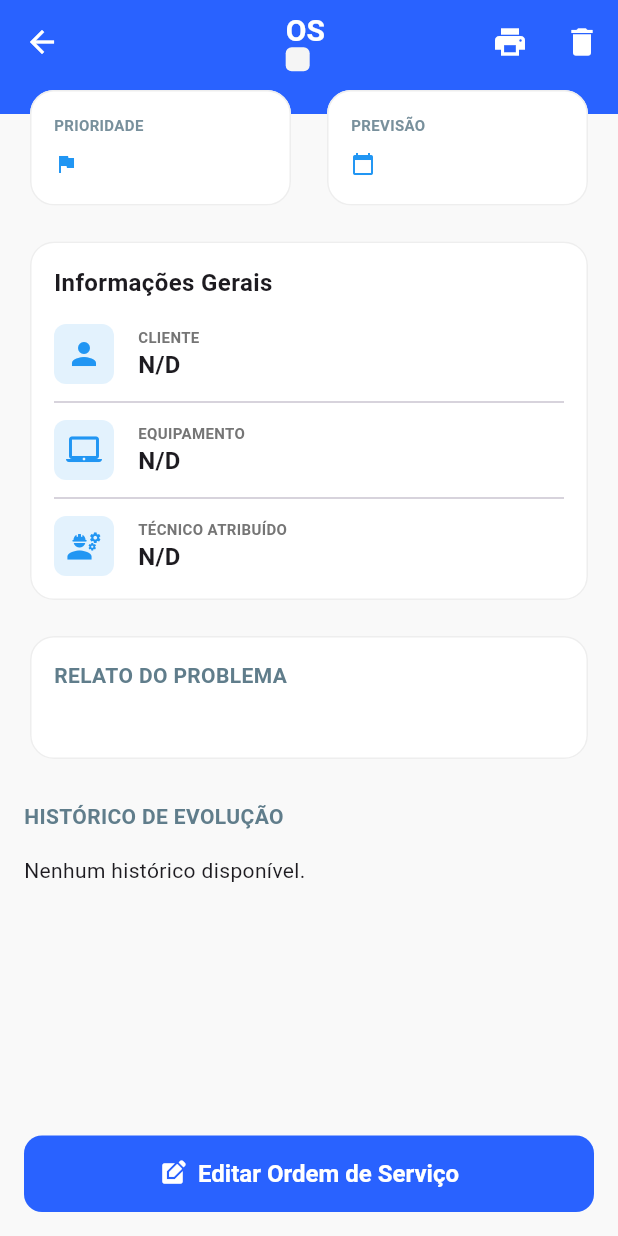
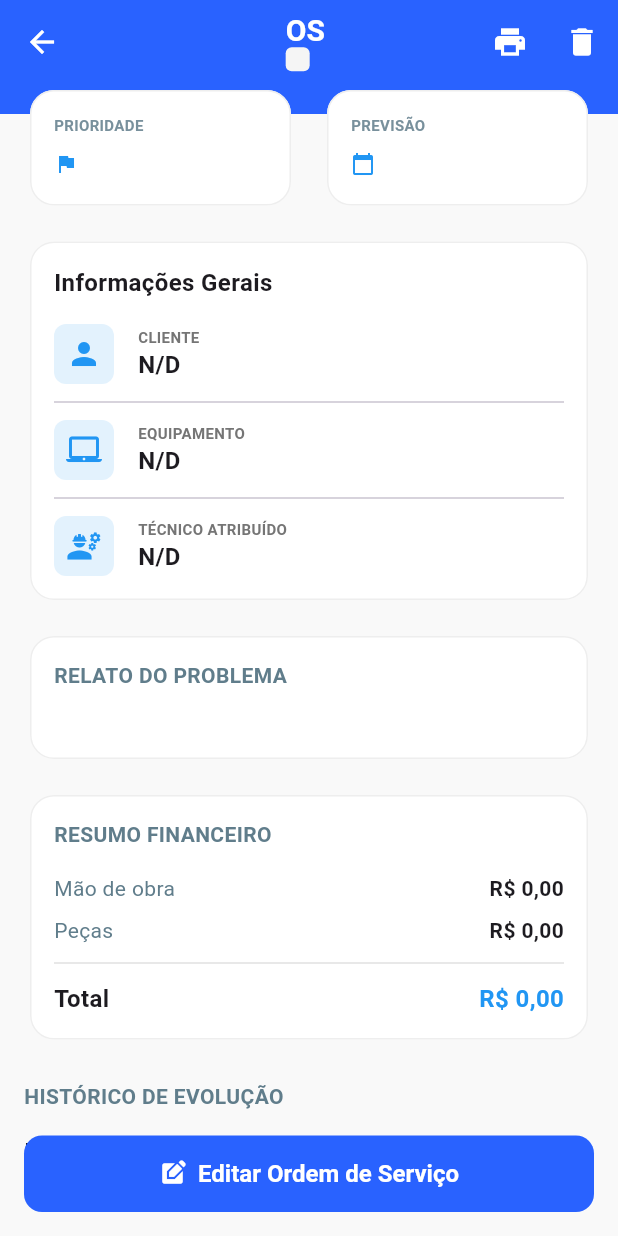
Before and after one commit to thiago-and/os-manager, a Flutter app: the ServiceOrderDetailScreen screen opened directly with empty values, on a phone screen of 412 x 824 dp. Run offline on Flutter 3.47's test engine with Material 3 defaults, Android fonts, the phone set to English and light mode, and no system bars; our stand-ins replace image_picker, mask_text_input_formatter, pdf, printing, sqflite_common_ffi; missing offline and left inert: window_manager; accounts and stored records are empty.

Commit message:
Adiciona card de resumo financeiro na tela de detalhes da OS

```diff
--- a/lib/main.dart
+++ b/lib/main.dart
@@ -18,7 +18,7 @@ void main() async {
     await windowManager.ensureInitialized();
 
     WindowOptions windowOptions = const WindowOptions(
-      size: Size(400, 800),
+      size: Size(405, 800),
       center: true,
       backgroundColor: Colors.transparent,
       skipTaskbar: false,
--- a/lib/screens/dashboard_screen.dart
+++ b/lib/screens/dashboard_screen.dart
@@ -70,7 +70,7 @@ class DashboardScreen extends StatelessWidget {
                             _buildMiniCard('TOTAL', metrics.total.toString(), Icons.list_alt, Colors.blue),
                             _buildMiniCard('ABERTAS', metrics.count('Aberta').toString(), Icons.folder, Colors.indigo),
                             _buildMiniCard('EM ATEND.', metrics.count('Em Atendimento').toString(), Icons.manage_accounts, Colors.blue),
-                            _buildMiniCard('PEÇAS', metrics.count('Aguardando Peça').toString(), Icons.settings, Colors.orange),
+                            _buildMiniCard('AGUARD. PEÇAS', metrics.count('Aguardando Peça').toString(), Icons.settings, Colors.orange),
                             _buildMiniCard('CONCLUÍDAS', metrics.count('Concluída').toString(), Icons.check_circle, Colors.green),
                             _buildMiniCard('URGENTES', metrics.urgent.toString(), Icons.local_fire_department, Colors.red),
                             _buildMiniCard('ATRASADAS', metrics.overdue.toString(), Icons.schedule, Colors.orange),
--- a/lib/screens/service_order_detail_screen.dart
+++ b/lib/screens/service_order_detail_screen.dart
@@ -256,6 +256,45 @@ class _ServiceOrderDetailScreenState extends State<ServiceOrderDetailScreen> {
                         ),
                       ),
                     ),
+                    const SizedBox(height: 16),
+                    Card(
+                      child: Padding(
+                        padding: const EdgeInsets.all(16),
+                        child: Column(
+                          crossAxisAlignment: CrossAxisAlignment.start,
+                          children: [
+                            const Text('RESUMO FINANCEIRO', style: TextStyle(fontWeight: FontWeight.bold, color: Colors.blueGrey)),
+                            const SizedBox(height: 16),
+                            Row(
+                              mainAxisAlignment: MainAxisAlignment.spaceBetween,
+                              children: [
+                                const Text('Mão de obra', style: TextStyle(color: Colors.blueGrey)),
+                                Text(NumberFormat.currency(locale: 'pt_BR', symbol: 'R\$').format(currentOrder.laborValue), style: const TextStyle(fontWeight: FontWeight.bold)),
+                              ],
+                            ),
+                            const SizedBox(height: 8),
+                            Row(
+                              mainAxisAlignment: MainAxisAlignment.spaceBetween,
+                              children: [
+                                const Text('Peças', style: TextStyle(color: Colors.blueGrey)),
+                                Text(NumberFormat.currency(locale: 'pt_BR', symbol: 'R\$').format(currentOrder.materialValue), style: const TextStyle(fontWeight: FontWeight.bold)),
+                              ],
+                            ),
+                            const Divider(height: 24, color: Colors.black12),
+                            Row(
+                              mainAxisAlignment: MainAxisAlignment.spaceBetween,
+                              children: [
+                                const Text('Total', style: TextStyle(fontWeight: FontWeight.bold, fontSize: 16)),
+                                Text(
+                                  NumberFormat.currency(locale: 'pt_BR', symbol: 'R\$').format(currentOrder.laborValue + currentOrder.materialValue),
+                                  style: const TextStyle(fontWeight: FontWeight.bold, fontSize: 16, color: Colors.blue),
+                                ),
+                              ],
+                            ),
+                          ],
+                        ),
+                      ),
+                    ),
                     const SizedBox(height: 24),
                     const Text('HISTÓRICO DE EVOLUÇÃO', style: TextStyle(fontWeight: FontWeight.bold, color: Colors.blueGrey)),
                     const SizedBox(height: 16),
```
